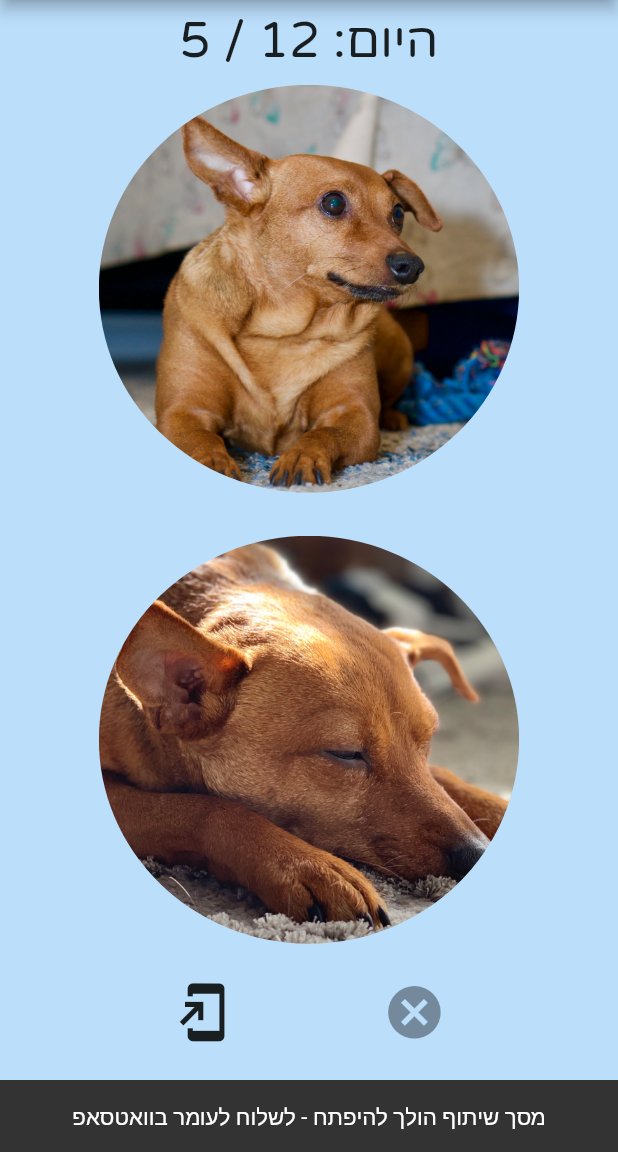
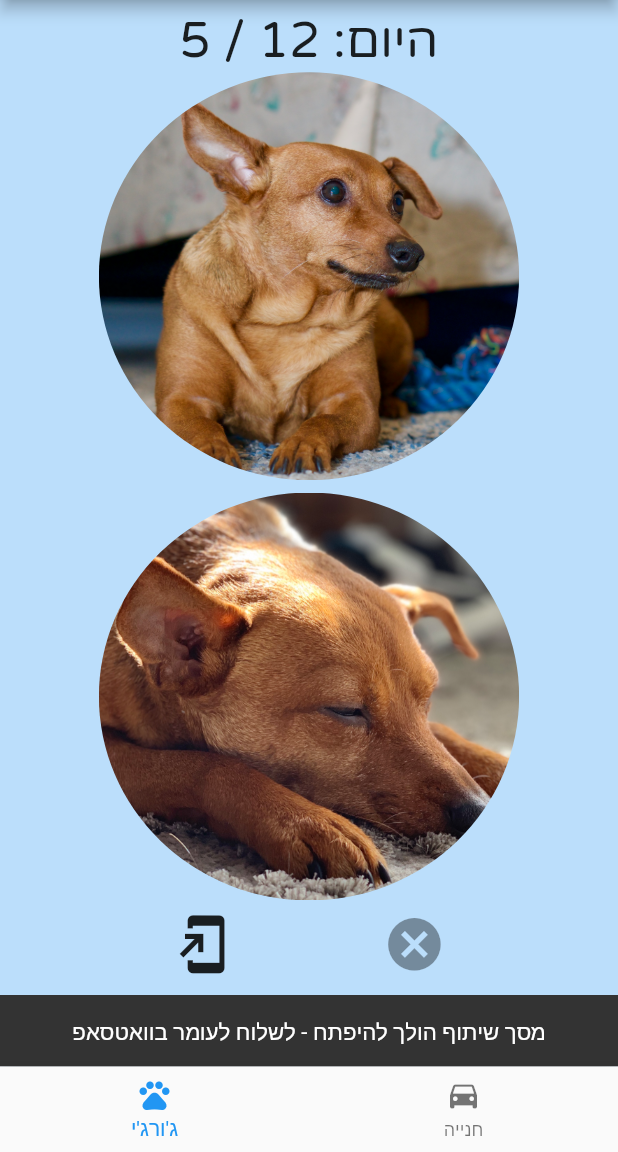
Before and after one commit to omerbengal/down_with_georgy_github, a Flutter app: the screen it shows after launch, after a tap on the "add to home screen" icon, on a phone screen of 412 x 824 dp, the part 84-1236 px from its top. Run offline on Flutter 3.47's test engine with Material 2 defaults, Android fonts, the phone set to English and light mode, and no system bars; our stand-ins replace cloud_firestore, photo_view, share; missing offline and left inert: device_id; accounts and stored records are empty.

Commit message:
from georgy app to family app #2 - stable version

```diff
--- a/lib/ParkPage.dart
+++ b/lib/ParkPage.dart
@@ -12,17 +12,17 @@ import 'package:photo_view/photo_view.dart';
 class ParkPage extends StatefulWidget {
   @override
   _ParkPageState createState() => _ParkPageState();
-
 }
 
 class _ParkPageState extends State<ParkPage> {
 
-  double xPoint;
-  double yPoint;
+  double xPoint = -20.0;
+  double yPoint = -20.0;
   Timer timer;
 
   @override
   initState() {
+    getXAndYCoordinates();
     super.initState();
     timer = Timer.periodic(Duration(milliseconds: 200), (Timer t) {
         getXAndYCoordinates();
@@ -57,26 +57,21 @@ class _ParkPageState extends State<ParkPage> {
         Container(
           color: Colors.blue[100],
           child: Center(
-            child: PhotoView(
-              imageProvider: AssetImage('images/BorochovAirMap.png'),
-              backgroundDecoration: BoxDecoration(color: Colors.blue[100]),
-            ),
+            child: Image.asset(
+              'images/BorochovAirMap.png',
+            )
           ),
         ),
         Positioned(
-          top: yPoint,
-          left: xPoint,
-          child: Container(
-            color: Colors.green,
-            width: 20.0,
-            height: 20.0,
-          ),
+          top: yPoint - 20.0,
+          left: xPoint - 20.0,
+          child: Icon(Icons.directions_car, color: Colors.blue, size: 40.0,)
         ),
         Container(
           width: screenwidth,
           height: screenHeight,
           child: GestureDetector(
-            onTapDown: (TapDownDetails details) => _onTap(details),
+            onTapUp: (TapUpDetails details) => _onTap(details),
           ),
         ),
       ],
@@ -108,7 +103,7 @@ class _ParkPageState extends State<ParkPage> {
     });
   }
 
-  _onTap(TapDownDetails details) {
+  _onTap(TapUpDetails details) {
     Firestore.instance
         .collection('booleans')
         .document('Parking')
--- a/lib/georgyAsleepIcon.dart
+++ b/lib/georgyAsleepIcon.dart
@@ -42,10 +42,12 @@ class _GeorgyAsleepIconState extends State<GeorgyAsleepIcon> {
     getAsleepTime();
     super.initState();
     timer = Timer.periodic(Duration(milliseconds: 100), (Timer t) {
-      getAsleepOpacity();
-      getAsleepDate();
-      getAsleepTime();
-//      getEveningNotification();
+
+      if(GeorgyHomePage.getCurrentPage() == 0) {
+        getAsleepOpacity();
+        getAsleepDate();
+        getAsleepTime();
+      }
     });
   }
 
@@ -60,8 +62,8 @@ class _GeorgyAsleepIconState extends State<GeorgyAsleepIcon> {
     double screenHeight = (MediaQuery.of(context).size.height);
 
     return Container(
-      margin: EdgeInsets.fromLTRB(screenHeight * 0.08, screenHeight * 0.025,
-          screenHeight * 0.08, screenHeight * 0.01),
+      margin: EdgeInsets.fromLTRB(screenHeight * 0.08, screenHeight * 0.01,
+          screenHeight * 0.08, 0),
       child: GestureDetector(
         child: Stack(
           alignment: Alignment.center,
--- a/lib/georgyAwakeIcon.dart
+++ b/lib/georgyAwakeIcon.dart
@@ -42,10 +42,11 @@ class _GeorgyAwakeIconState extends State<GeorgyAwakeIcon> {
     getAwakeTime();
     super.initState();
     timer = Timer.periodic(Duration(milliseconds: 100), (Timer t) {
-      getAwakeOpacity();
-      getAwakeDate();
-      getAwakeTime();
-//      getNoonNotification();
+      if(GeorgyHomePage.getCurrentPage() == 0) {
+        getAwakeOpacity();
+        getAwakeDate();
+        getAwakeTime();
+      }
     });
   }
 
@@ -61,7 +62,7 @@ class _GeorgyAwakeIconState extends State<GeorgyAwakeIcon> {
 
     return Container(
       margin: EdgeInsets.fromLTRB(
-          screenHeight * 0.08, 0, screenHeight * 0.08, screenHeight * 0.01),
+          screenHeight * 0.08, 0, screenHeight * 0.08, 0),
       child: GestureDetector(
         child: Stack(
           alignment: Alignment.center,
--- a/lib/home.dart
+++ b/lib/home.dart
@@ -20,10 +20,15 @@ class GeorgyHomePage extends StatefulWidget {
   static String getDeviceName() {
     return _GeorgyHomePageState._deviceNameByID;
   }
+
+  static int getCurrentPage() {
+    return _GeorgyHomePageState._selectedPage;
+  }
 }
 
 class _GeorgyHomePageState extends State<GeorgyHomePage> {
 
+  static int _selectedPage = 0;
   bool _premissionToReset = false;
   var dbForUsing;
   static bool _premissionToUse = false;
@@ -32,6 +37,7 @@ class _GeorgyHomePageState extends State<GeorgyHomePage> {
   Timer timer;
   static String _deviceNameByID;
   String omerDeviceID;
+  PageController controller = new PageController();
 
   @override
   initState() {
@@ -85,6 +91,12 @@ class _GeorgyHomePageState extends State<GeorgyHomePage> {
         centerTitle: true,
       ),
       body: PageView(
+        onPageChanged: (index) {
+          setState(() {
+            _selectedPage = index;
+          });
+        },
+        controller: controller,
         children: <Widget>[
           Builder(
             builder: (BuildContext context) {
@@ -97,7 +109,7 @@ class _GeorgyHomePageState extends State<GeorgyHomePage> {
                       Center(
                         child: Container(
                           padding: EdgeInsets.fromLTRB(
-                              0, screenHeight * 0.01, 0, screenHeight * 0.01),
+                              0, screenHeight * 0.01, 0, 0),
                           child: Text("היום: " +
                               DateTime
                                   .now()
@@ -122,7 +134,7 @@ class _GeorgyHomePageState extends State<GeorgyHomePage> {
                         children: <Widget>[
                           Container(
                               margin: EdgeInsets.fromLTRB(screenHeight * 0.05,
-                                  screenHeight * 0.01, screenHeight * 0.05, 0),
+                                  0, screenHeight * 0.05, 0),
                               child: IconButton(
                                   iconSize: (MediaQuery
                                       .of(context)
@@ -147,12 +159,10 @@ class _GeorgyHomePageState extends State<GeorgyHomePage> {
                                       ),
                                     );
                                     new Timer(const Duration(seconds: 6), () => Share.share(deviceID));
-
-
                                   })),
                           Container(
                               margin: EdgeInsets.fromLTRB(screenHeight * 0.05,
-                                  screenHeight * 0.01, screenHeight * 0.05, 0),
+                                  0, screenHeight * 0.05, 0),
                               child: IconButton(
                                   iconSize: (MediaQuery
                                       .of(context)
@@ -201,6 +211,19 @@ class _GeorgyHomePageState extends State<GeorgyHomePage> {
           ),
           ParkPage(),
         ],
+      ),
+      bottomNavigationBar: BottomNavigationBar(
+        items: <BottomNavigationBarItem>[
+          BottomNavigationBarItem(icon: Icon(Icons.pets), title: Text("ג'ורג'י")),
+          BottomNavigationBarItem(icon: Icon(Icons.directions_car), title: Text("חנייה")),
+        ],
+        currentIndex: _selectedPage,
+        onTap: (index) {
+          setState(() {
+            _selectedPage = index;
+            controller.animateToPage(_selectedPage, duration: Duration(milliseconds: 750), curve: Curves.linearToEaseOut);
+          });
+        },
       ),
     );
   }
```
Also changed, not shown: images/BorochovAirMap.png.
